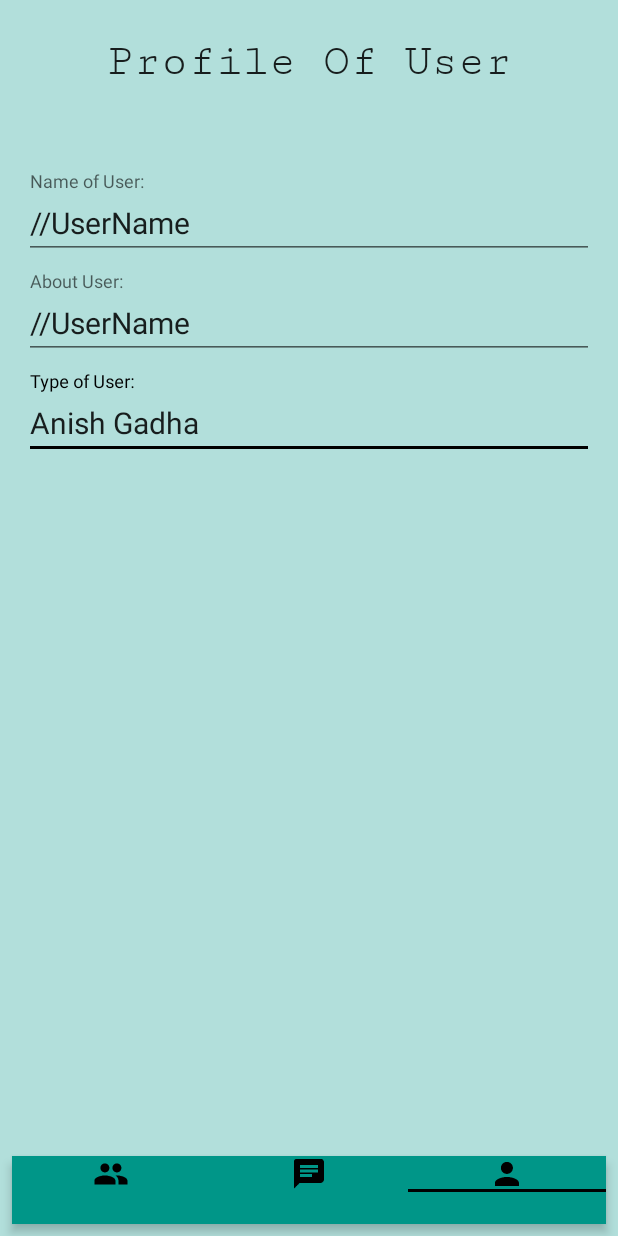
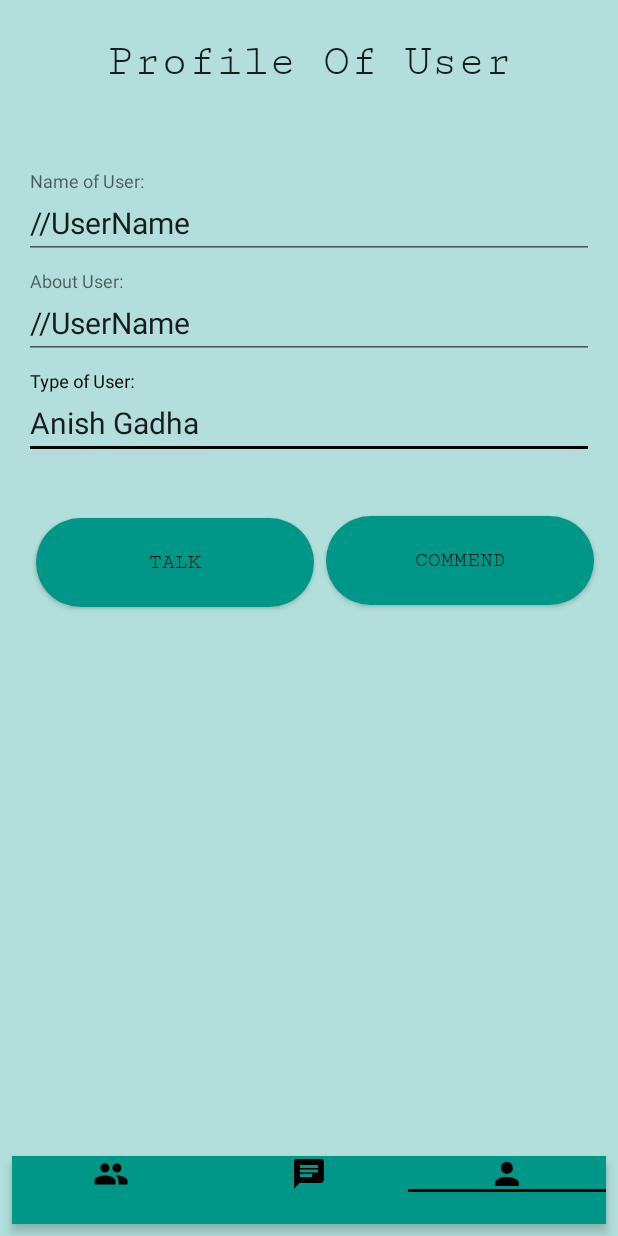
Before and after one commit to xhoemawn12/SuicidePrevention, an Android app: the screen it shows after launch once a user with an empty profile is signed in (HomeActivity), item 3 of the bottom bar chosen, on a phone screen of 412 x 824 dp. Run offline under Robolectric (Android 15) with nearby library versions, the light colour scheme and no system bars; our stand-ins replace Firebase (no records; nobody signed in at launch, a user with empty details on screens opened directly).

Commit message:
Added New Classes

```diff
--- a/app/src/main/java/net/net16/xhoemawn/suicideprevention/activity/LoginActivity.java
+++ b/app/src/main/java/net/net16/xhoemawn/suicideprevention/activity/LoginActivity.java
@@ -30,11 +30,11 @@ import com.google.firebase.storage.FirebaseStorage;
 import net.net16.xhoemawn.suicideprevention.R;
 
 
-public class LoginActivity extends AppCompatActivity implements View.OnClickListener{
+public class LoginActivity extends AppCompatActivity implements View.OnClickListener {
     private boolean isLoggedIn = false;
-    private  FirebaseAuth firebaseAuth = FirebaseAuth.getInstance();
-    private FirebaseUser firebaseUser =  null ;
-    ProgressDialog progressDialog ;
+    private FirebaseAuth firebaseAuth = FirebaseAuth.getInstance();
+    private FirebaseUser firebaseUser = null;
+    ProgressDialog progressDialog;
     private Intent intent;
     private EditText editText;
     private Button signIn;
@@ -47,21 +47,21 @@ public class LoginActivity extends AppCompatActivity implements View.OnClickList
         setContentView(R.layout.activity_login);
         editText1 = (EditText) findViewById(R.id.editText2);
         progressDialog = new ProgressDialog(LoginActivity.this);
-         signIn = (Button)findViewById(R.id.button);
-         signUp = (Button) findViewById(R.id.button2);
-         signIn.setOnClickListener(this);
+        signIn = (Button) findViewById(R.id.button);
+        signUp = (Button) findViewById(R.id.button2);
+        signIn.setOnClickListener(this);
         editText1.setTransformationMethod(new PasswordTransformationMethod());
 
-         firebaseAuth.addAuthStateListener(new FirebaseAuth.AuthStateListener() {
+        firebaseAuth.addAuthStateListener(new FirebaseAuth.AuthStateListener() {
             @Override
             public void onAuthStateChanged(@NonNull FirebaseAuth firebaseAuth) {
 
-                firebaseUser =  firebaseAuth.getCurrentUser();
-                if(firebaseUser!=null){
-                    Log.d("SAD","ASDASD");
+                firebaseUser = firebaseAuth.getCurrentUser();
+                if (firebaseUser != null) {
+                    Log.d("SAD", "ASDASD");
                     intent = new Intent(LoginActivity.this, HomeActivity.class);
 
-                    intent.putExtra("USERNAME",firebaseUser.getEmail());
+                    intent.putExtra("USERNAME", firebaseUser.getEmail());
                     startActivity(intent);
                     firebaseAuth.removeAuthStateListener(this);
                     finish();
@@ -73,77 +73,76 @@ public class LoginActivity extends AppCompatActivity implements View.OnClickList
     }
 
     @Override
-    public void onStart(){
+    public void onStart() {
         super.onStart();
     }
 
     @Override
-    public void onClick(View v){
-        switch(v.getId()){
+    public void onClick(View v) {
+        switch (v.getId()) {
             case R.id.button:
-                editText = (EditText)findViewById(R.id.editText);
+                editText = (EditText) findViewById(R.id.editText);
 
                 final String USERNAME = editText.getText().toString();
                 final String PASSWORD = editText1.getText().toString();
                 //  intent.putExtra("USERNAME",USERNAME);
                 InputMethodManager inputMethodManager = (InputMethodManager) getSystemService(Context.INPUT_METHOD_SERVICE);
-
-                if(getWindow().getCurrentFocus().getApplicationWindowToken()!=null)
-                inputMethodManager.hideSoftInputFromWindow( getWindow().getCurrentFocus().getApplicationWindowToken(), 0);
-                if(!Patterns.EMAIL_ADDRESS.matcher(USERNAME).matches()){
+                    try {
+                        inputMethodManager.hideSoftInputFromWindow(getWindow().getCurrentFocus().getApplicationWindowToken(), 0);
+                    }
+                    catch(NullPointerException nullPointer){
+                        Log.d("","No Active window");
+                    }
+                        if (!Patterns.EMAIL_ADDRESS.matcher(USERNAME).matches()) {
                     editText.requestFocus();
                     editText.setError("Not a Email!");
-                }
-
-                else if(USERNAME.equals("")){
+                } else if (USERNAME.equals("")) {
                     editText.requestFocus();
                     editText.setError("Empty Field");
-                }
-                else if(PASSWORD.equals("")){
+                } else if (PASSWORD.equals("")) {
                     editText.requestFocus();
                     editText1.setError("Empty Field");
-                }
-                else{
-                    checkLogin(USERNAME,PASSWORD);
+                } else {
+                    checkLogin(USERNAME, PASSWORD);
                 }
                 break;
             case R.id.button2:
-                startActivity(new Intent(LoginActivity.this,SignupActivity.class));
+                startActivity(new Intent(LoginActivity.this, SignupActivity.class));
                 finish();
                 break;
         }
     }
 
 
-    public void checkLogin(String email,String password){
+    public void checkLogin(String email, String password) {
         progressDialog.show();
         progressDialog.setCancelable(false);
         progressDialog.setMessage("Logging in..");
-        if(firebaseUser==null) {
-            Log.d("SAD",email+"    "+" "+password);
+        if (firebaseUser == null) {
+            Log.d("SAD", email + "    " + " " + password);
             firebaseAuth.signInWithEmailAndPassword(email, password).addOnCompleteListener(new OnCompleteListener<AuthResult>() {
                 @Override
                 public void onComplete(@NonNull Task<AuthResult> task) {
-                    System.out.println(task.isSuccessful()+"");
+                    System.out.println(task.isSuccessful() + "");
                     if (task.isSuccessful()) {
                         Snackbar.make(findViewById(R.id.button), "Logging in", Snackbar.LENGTH_LONG).show();
                         isLoggedIn = true;
                         progressDialog.dismiss();
                     } else {
-                        Log.d("SAD",task.toString());
+                        Log.d("SAD", task.toString());
                         progressDialog.dismiss();
                         final AlertDialog alertDialog = new AlertDialog.Builder(LoginActivity.this).create();
                         alertDialog.setTitle("ERROR");
                         alertDialog.setMessage("Sorry, Wrong Email/Password");
                         alertDialog.show();
-                       alertDialog.setCancelable(true);
+                        alertDialog.setCancelable(true);
                         new Handler().postDelayed(new Runnable() {
                             @Override
                             public void run() {
                                 alertDialog.dismiss();
-                               editText.requestFocus();
+                                editText.requestFocus();
                             }
-                        },3000);
+                        }, 3000);
 
                     }
                 }
@@ -153,9 +152,4 @@ public class LoginActivity extends AppCompatActivity implements View.OnClickList
     }
 
 
-
-
-
-
-
 }
--- a/app/src/main/res/layout/user_profile.xml
+++ b/app/src/main/res/layout/user_profile.xml
@@ -102,5 +102,28 @@
             tools:layout_editor_absoluteX="8dp" />
     </android.support.design.widget.TextInputLayout>
 
+    <Button
+        android:id="@+id/chat"
+        android:layout_width="185dp"
+        android:layout_height="59dp"
+        android:text="Talk"
+        android:layout_marginLeft="16dp"
+        app:layout_constraintLeft_toLeftOf="parent"
+        android:layout_marginTop="39dp"
+        app:layout_constraintTop_toBottomOf="@+id/textInputLayout4" />
+
+    <Button
+        android:id="@+id/commend"
+        android:layout_width="0dp"
+        android:layout_height="59dp"
+        android:text="Commend"
+        android:layout_marginRight="8dp"
+        app:layout_constraintRight_toRightOf="parent"
+        app:layout_constraintLeft_toRightOf="@+id/chat"
+        android:layout_marginLeft="8dp"
+        app:layout_constraintHorizontal_bias="0.0"
+        android:layout_marginTop="38dp"
+        app:layout_constraintTop_toBottomOf="@+id/textInputLayout4" />
+
 
 </android.support.constraint.ConstraintLayout>
--- a/build.gradle
+++ b/build.gradle
@@ -5,7 +5,7 @@ buildscript {
         jcenter()
     }
     dependencies {
-        classpath 'com.android.tools.build:gradle:2.3.2'
+        classpath 'com.android.tools.build:gradle:2.3.3'
 
         // NOTE: Do not place your application dependencies here; they belong
         // in the individual module build.gradle files
```
Also changed, not shown: 17 other files.
